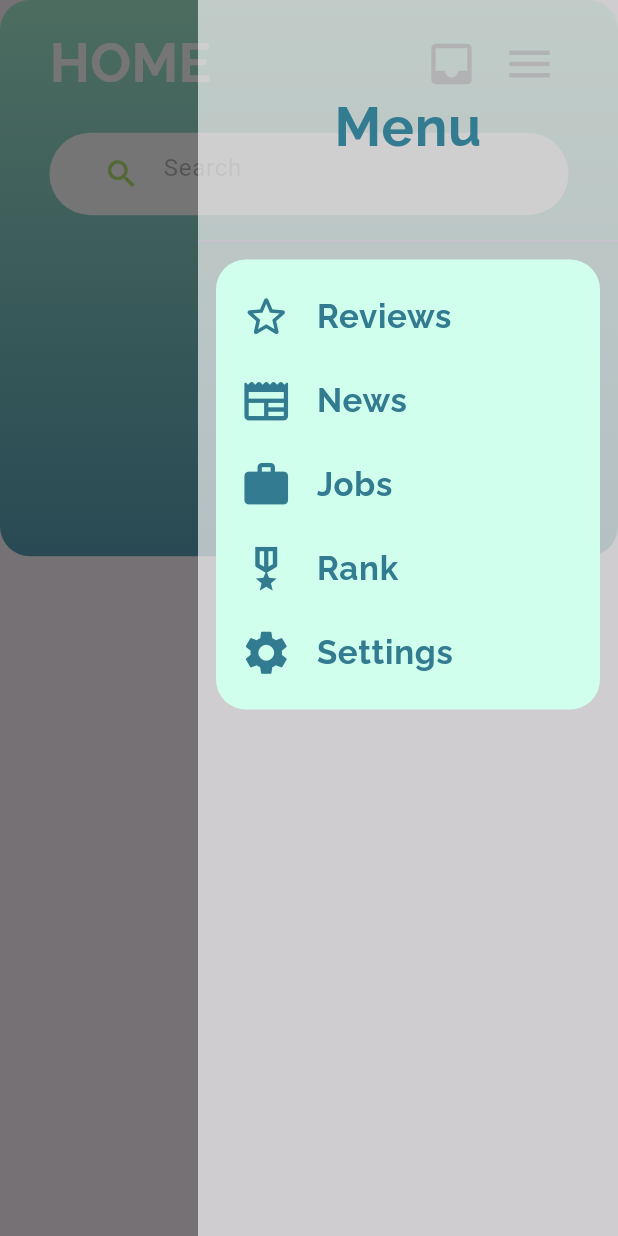
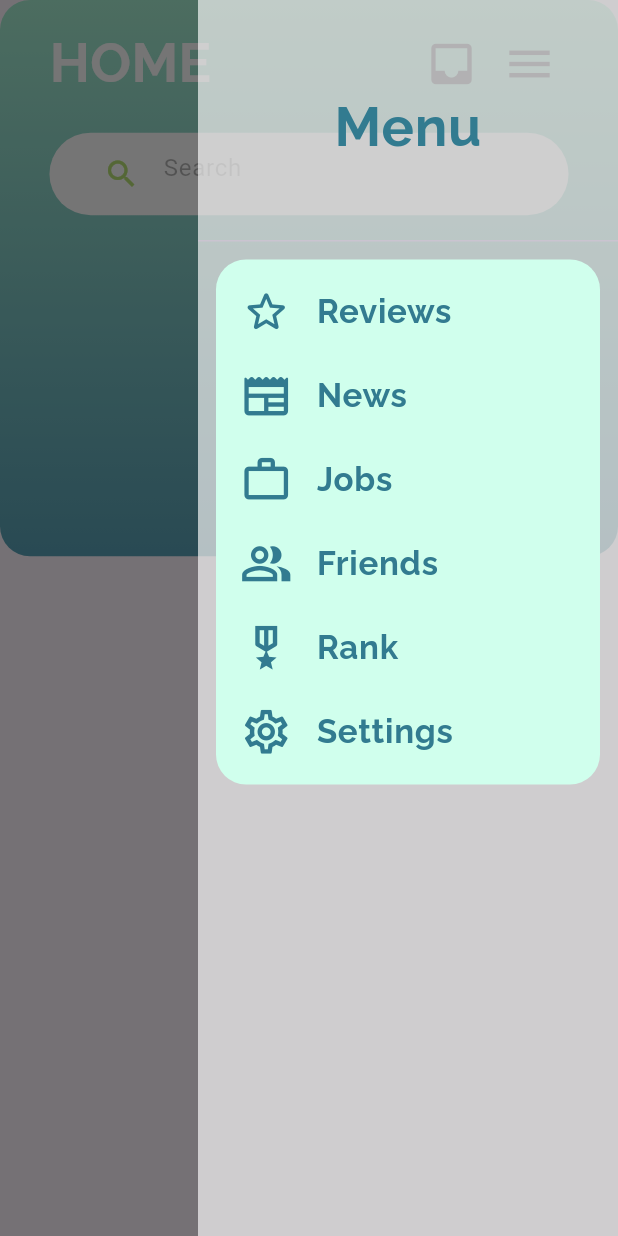
Before and after one commit to TaNuNian/workmai, a Flutter app: the HomePage screen opened by its route, with the side drawer open, on a phone screen of 412 x 824 dp. Run offline on Flutter 3.47's test engine with Material 3 defaults, Android fonts, the phone set to English and light mode, and no system bars; our stand-ins replace cloud_firestore, firebase_auth, firebase_core, firebase_database, form_field_validator, google_fonts and 1 more; accounts and stored records are empty; Roboto replaces fonts that are missing (Sarabun).

Commit message:
home_page.dart 4

```diff
--- a/lib/routes.dart
+++ b/lib/routes.dart
@@ -1,6 +1,7 @@
 import 'package:flutter/cupertino.dart';
 import 'package:flutter/material.dart';
 import 'package:workmai/src/bottom_nav/bottom_nav.dart';
+import 'package:workmai/src/main_pages/friend_page/friend_page.dart';
 import 'package:workmai/src/main_pages/home_page/home_page.dart';
 import 'package:workmai/src/main_pages/profile_pages/my_profile.dart';
 import 'package:workmai/src/main_pages/profile_pages/user_profile.dart';
@@ -39,4 +40,8 @@ Map<String, WidgetBuilder> routes = {
   // Profile
   '/profile-self' : (context) => const MyProfile(),
   '/profile-user' : (context) => const UserProfile(),
+
+  // Friends
+  '/friend-list' : (context) => const FriendPage(),
+  // '/friend-add' : (context) => const FriendPage(),
 };
--- a/lib/src/drawer/end_drawer_listtile.dart
+++ b/lib/src/drawer/end_drawer_listtile.dart
@@ -5,9 +5,9 @@ class EndDrawerListTile extends StatelessWidget {
 
   final IconData icon;
   final String text;
-  // final String route;
+  final String route;
 
-  const EndDrawerListTile({super.key, required this.icon, required this.text});
+  const EndDrawerListTile({super.key, required this.icon, required this.text, required this.route});
 
   @override
   Widget build(BuildContext context) {
@@ -25,9 +25,9 @@ class EndDrawerListTile extends StatelessWidget {
           fontSize: 22,
         ),
       ),
-      // onTap: () {
-      //   Navigator.pushNamed(context, route);
-      // },
+      onTap: () {
+        Navigator.pushNamed(context, route);
+      },
     );
   }
 }
--- a/lib/src/drawer/end_drawer_listtile_widget.dart
+++ b/lib/src/drawer/end_drawer_listtile_widget.dart
@@ -12,27 +12,32 @@ class EndDrawerListTileWidget extends StatelessWidget {
         EndDrawerListTile(
           icon: Icons.star_border_rounded,
           text: "Reviews",
-          // route: ReviewPage(),
+          route: 'ReviewPage()', // HERE
         ),
         EndDrawerListTile(
           icon: Icons.newspaper_rounded,
           text: "News",
-          // route: NewsPage(),
+          route: 'NewsPage()', // HERE
         ),
         EndDrawerListTile(
-          icon: Icons.work,
+          icon: Icons.work_outline,
           text: "Jobs",
-          // route: JobPage(),
+          route: 'JobPage()', // HERE
+        ),
+        EndDrawerListTile(
+          icon: Icons.people_alt_outlined,
+          text: "Friends",
+          route: '/',
         ),
         EndDrawerListTile(
           icon: Icons.military_tech_outlined,
           text: "Rank",
-          // route: RankPage(),
+          route: 'RankPage()', // HERE
         ),
         EndDrawerListTile(
-          icon: Icons.settings,
+          icon: Icons.settings_outlined,
           text: "Settings",
-          // route: SettingPage(),
+          route: 'SettingPage()', // HERE
         ),
       ],
     );
--- a/lib/src/drawer/end_drawer_stl.dart
+++ b/lib/src/drawer/end_drawer_stl.dart
@@ -21,13 +21,16 @@ class EndDrawerStl extends StatelessWidget {
         children: [
           const EndDrawerHeader(),
           Padding(
-            padding: const EdgeInsets.symmetric(vertical: 4, horizontal: 12),
+            padding: const EdgeInsets.symmetric(
+              vertical: 4,
+              horizontal: 12,
+            ),
             child: Column(
               children: [
                 Center(
                   child: Container(
                     width: double.infinity,
-                    height: 300,
+                    height: 350,
                     decoration: BoxDecoration(
                       borderRadius: BorderRadius.circular(20),
                       color: const Color(0xffd0ffed),
```
Also changed, not shown: lib/src/main_pages/friend_page/friend_page.dart (added, +21 -0 lines), lib/generated/assets.dart.
